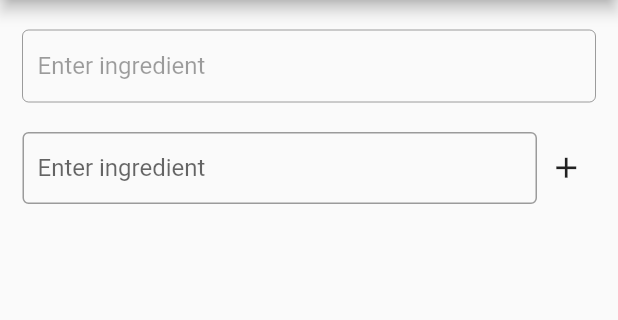
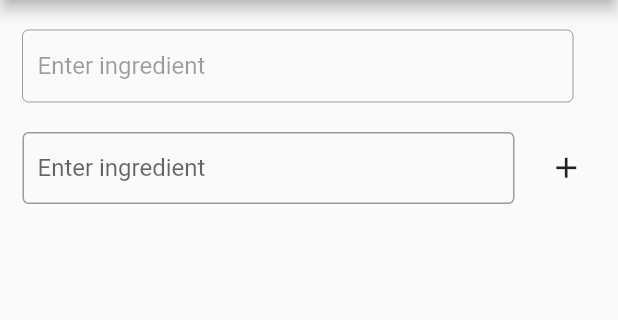
Before and after one commit to imranZMiko/Eten, a Flutter app: the SearchScreen screen opened directly, after a tap on the "add" icon, on a phone screen of 412 x 824 dp, the part 84-404 px from its top. Run offline on Flutter 3.47's test engine with Material 2 defaults, Android fonts, the light colour scheme and no system bars.

Commit message:
Edited text field padding in search by ingredient.

```diff
--- a/lib/widgets/ingredients_search.dart
+++ b/lib/widgets/ingredients_search.dart
@@ -24,6 +24,8 @@ class _IngredientsSearchState extends State<IngredientsSearch> {
                 crossAxisAlignment: CrossAxisAlignment.center,
                 children: [
                   Expanded(
+                    child: Padding(
+                      padding: EdgeInsets.only(right: 15),
                       child: TextFormField(
                         enabled: index == ingredientCount - 1 ? true : false,
                         //autofocus: true,
@@ -31,6 +33,7 @@ class _IngredientsSearchState extends State<IngredientsSearch> {
                           contentPadding: EdgeInsets.only(left: 10),
                           border: OutlineInputBorder(),
                           hintText: 'Enter ingredient',
+                        ),
                       ),
                     ),
                   ),
```
Lines whose indentation alone changed are shown as unchanged.
